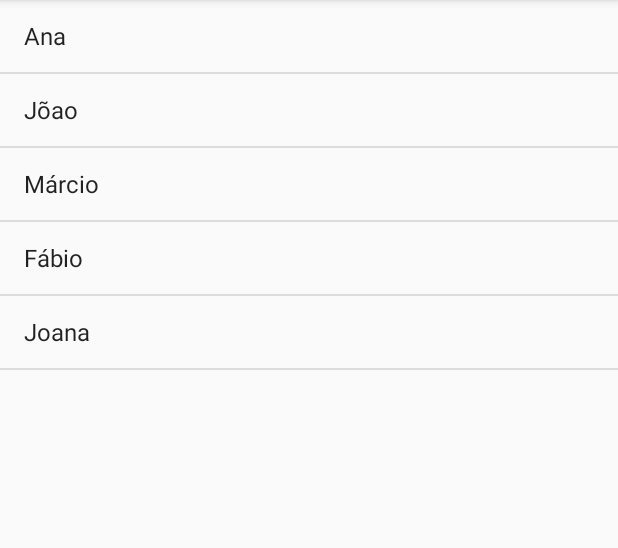
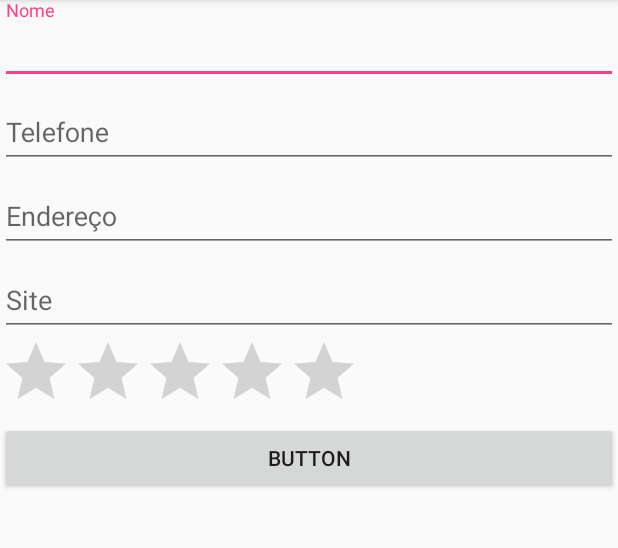
Before and after one commit to Woquiton/cursos-caelum, an Android app: the screen it shows after launch (ListaAlunosActivity before the commit, FormularioActivity after it), on a phone screen of 412 x 824 dp, the part 84-632 px from its top. Run offline under Robolectric (Android 15) with nearby library versions, the phone set to English and light mode, and no system bars.

Commit message:
Formulario de insercao

```diff
--- a/fj-57/Cadastro/app/build.gradle
+++ b/fj-57/Cadastro/app/build.gradle
@@ -1,8 +1,9 @@
 apply plugin: 'com.android.application'
+
 
 android {
     compileSdkVersion 25
-    buildToolsVersion "25.0.0"
+    buildToolsVersion '25.0.0'
     defaultConfig {
         applicationId "br.com.caelum.cadastro"
         minSdkVersion 16
@@ -20,12 +21,14 @@ android {
 }
 
 dependencies {
-    compile fileTree(dir: 'libs', include: ['*.jar'])
+    compile fileTree(include: ['*.jar'], dir: 'libs')
     androidTestCompile('com.android.support.test.espresso:espresso-core:2.2.2', {
         exclude group: 'com.android.support', module: 'support-annotations'
     })
-    compile 'com.android.support:appcompat-v7:25.0.0'
+    // Geração de código em tempo de compilação.
+
     compile 'com.android.support:design:25.0.0'
+    compile  'com.android.support:design:25.0.0'
+    compile  'com.android.support:appcompat-v7:25.0.0'
     compile 'com.android.support.constraint:constraint-layout:1.0.2'
-    testCompile 'junit:junit:4.12'
-}
+    testCompile 'junit:junit:4.12'}
--- a/fj-57/Cadastro/app/src/main/AndroidManifest.xml
+++ b/fj-57/Cadastro/app/src/main/AndroidManifest.xml
@@ -9,13 +9,17 @@
         android:roundIcon="@mipmap/ic_launcher_round"
         android:supportsRtl="true"
         android:theme="@style/AppTheme">
-        <activity android:name=".ListaAlunosActivity">
+        <activity android:name=".FormularioActivity">
             <intent-filter>
                 <action android:name="android.intent.action.MAIN" />
 
                 <category android:name="android.intent.category.LAUNCHER" />
             </intent-filter>
         </activity>
+        <!--
+        <activity android:name=".FormularioActivity"></activity>
+        -->
+
     </application>
 
 </manifest>
--- /dev/null
+++ b/fj-57/Cadastro/app/src/main/java/br/com/caelum/cadastro/FormularioActivity.java
@@ -0,0 +1,13 @@
+package br.com.caelum.cadastro;
+
+import android.support.v7.app.AppCompatActivity;
+import android.os.Bundle;
+
+public class FormularioActivity extends AppCompatActivity {
+
+    @Override
+    protected void onCreate(Bundle savedInstanceState) {
+        super.onCreate(savedInstanceState);
+        setContentView(R.layout.activity_formulario);
+    }
+}
--- /dev/null
+++ b/fj-57/Cadastro/app/src/main/res/layout/activity_formulario.xml
@@ -0,0 +1,84 @@
+<?xml version="1.0" encoding="utf-8"?>
+<ScrollView
+    xmlns:android="http://schemas.android.com/apk/res/android"
+    android:layout_height="match_parent"
+    android:layout_width="match_parent"
+    >
+
+<LinearLayout
+    android:orientation="vertical"
+    android:layout_width="match_parent"
+    android:layout_height="match_parent">
+
+    <android.support.design.widget.TextInputLayout
+        android:layout_width="match_parent"
+        android:layout_height="wrap_content">
+    <EditText
+        android:id="@+id/edtNome"
+        android:layout_width="match_parent"
+        android:layout_height="wrap_content"
+        android:ems="10"
+        android:hint="@string/lbl_nome"
+        android:inputType="textPersonName"
+        android:text="" />
+    </android.support.design.widget.TextInputLayout>
+
+
+    <android.support.design.widget.TextInputLayout
+        android:layout_width="match_parent"
+        android:layout_height="wrap_content">
+    <EditText
+        android:id="@+id/edtTelefone"
+        android:layout_width="match_parent"
+        android:layout_height="wrap_content"
+        android:ems="10"
+        android:hint="@string/lbl_telefone"
+        android:inputType="textPersonName"
+        android:text="" />
+    </android.support.design.widget.TextInputLayout>
+
+
+
+    <android.support.design.widget.TextInputLayout
+        android:layout_width="match_parent"
+        android:layout_height="wrap_content">
+
+    <EditText
+        android:id="@+id/edtEndereco"
+        android:layout_width="match_parent"
+        android:layout_height="wrap_content"
+        android:ems="10"
+        android:hint="@string/lbl_endereco"
+        android:inputType="textPersonName"
+        android:text="" />
+    </android.support.design.widget.TextInputLayout>
+
+    <android.support.design.widget.TextInputLayout
+        android:layout_width="match_parent"
+        android:layout_height="wrap_content">
+
+    <EditText
+        android:id="@+id/edtSite"
+        android:layout_width="match_parent"
+        android:layout_height="wrap_content"
+        android:ems="10"
+        android:hint="@string/lbl_site"
+        android:inputType="textPersonName"
+        android:text="" />
+    </android.support.design.widget.TextInputLayout>
+
+
+    <RatingBar
+        android:id="@+id/rtBarClassificacao"
+        android:layout_width="wrap_content"
+        android:numStars="5"
+        android:layout_height="wrap_content" />
+
+    <Button
+        android:id="@+id/btnSalvar"
+        android:layout_width="match_parent"
+        android:layout_height="wrap_content"
+        android:text="@string/lbl_btn_gravar" />
+</LinearLayout>
+
+</ScrollView>
--- a/fj-57/Cadastro/app/src/main/res/values/strings.xml
+++ b/fj-57/Cadastro/app/src/main/res/values/strings.xml
@@ -1,3 +1,8 @@
 <resources>
     <string name="app_name">Cadastro</string>
+    <string name="lbl_nome">Nome</string>
+    <string name="lbl_telefone">Telefone</string>
+    <string name="lbl_endereco">Endereço</string>
+    <string name="lbl_site">Site</string>
+    <string name="lbl_btn_gravar">Button</string>
 </resources>
--- a/fj-57/Cadastro/build.gradle
+++ b/fj-57/Cadastro/build.gradle
@@ -3,6 +3,7 @@
 buildscript {
     repositories {
         jcenter()
+
     }
     dependencies {
         classpath 'com.android.tools.build:gradle:2.3.3'
```
Also changed, not shown: fj-57/Cadastro/app/src/main/java/br/com/caelum/cadastro/ListaAlunosActivity.java (line endings or trailing spaces).
